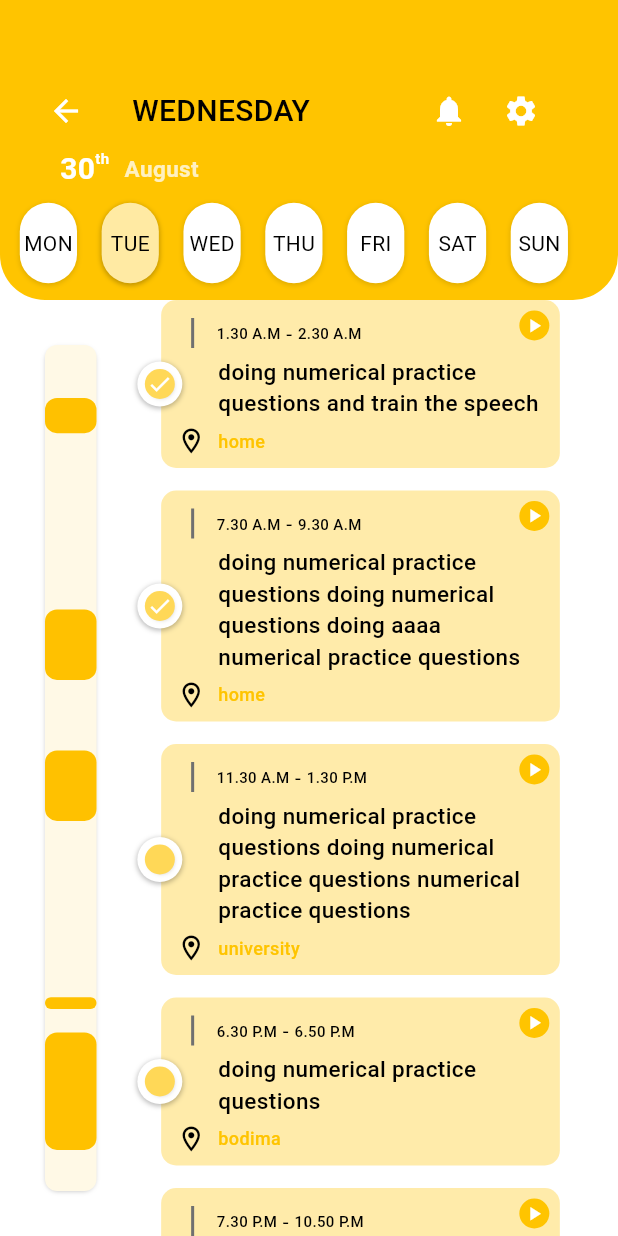
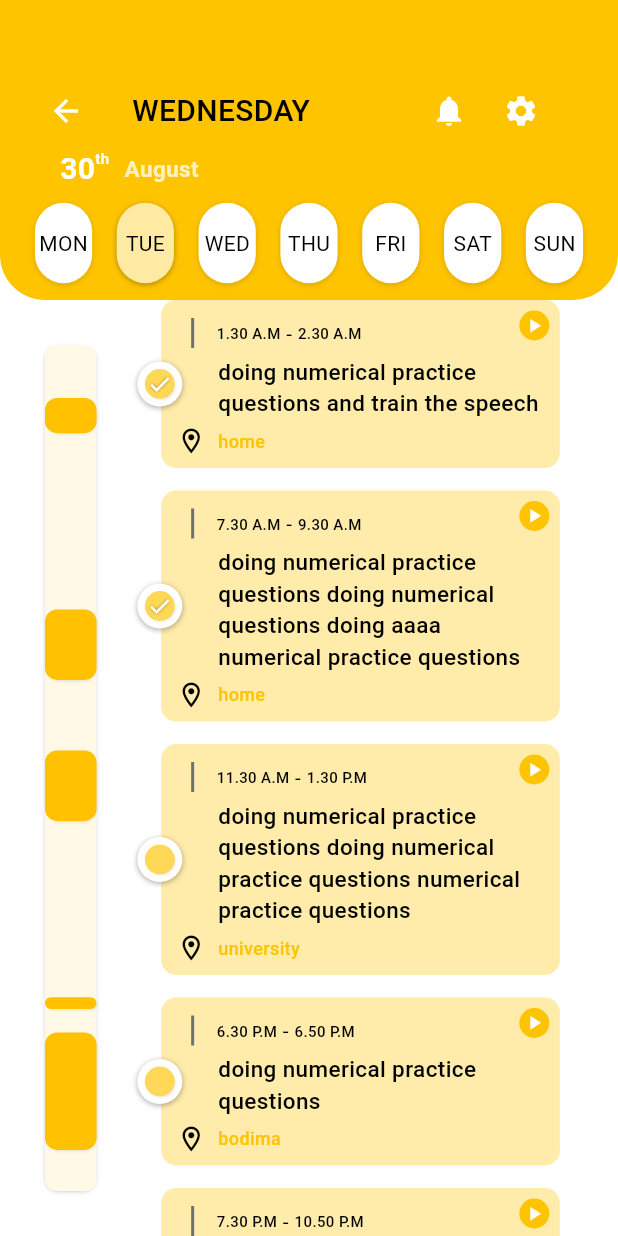
Before and after one commit to yasira2000/efymen, a Flutter app: the DailyRouting screen opened directly, on a phone screen of 412 x 824 dp. Run offline on Flutter 3.47's test engine with Material 2 defaults, Android fonts, the phone set to English and light mode, and no system bars; our stand-ins replace google_fonts; missing offline and left inert: string_to_color.

Commit message:
getting responsive

```diff
--- a/lib/screens/dailyRouting.dart
+++ b/lib/screens/dailyRouting.dart
@@ -177,6 +177,7 @@ class _DailyRoutingState extends State<DailyRouting>
                     child: Padding(
                       padding: const EdgeInsets.only(left: 5, right: 5),
                       child: Row(
+                        mainAxisAlignment: MainAxisAlignment.center,
                         children: [
                           for (int index = 0; index < week.length; index++)
                             GestureDetector(
@@ -263,9 +264,15 @@ class _DailyRoutingState extends State<DailyRouting>
                             30,
                         child: Container(
                           decoration: BoxDecoration(
-                            color: const Color(0xFFFFC100),
-                            borderRadius: BorderRadius.circular(8),
-                          ),
+                              color: const Color(0xFFFFC100),
+                              borderRadius: BorderRadius.circular(8),
+                              boxShadow: const [
+                                BoxShadow(
+                                    color: Colors.black26,
+                                    blurRadius: 2.0,
+                                    spreadRadius: -2,
+                                    offset: Offset(1, 1))
+                              ]),
                           width: MediaQuery.of(context).size.width / 12,
                           height: (MediaQuery.of(context).size.height - 260) /
                               24 *
@@ -411,6 +418,13 @@ class _DailyRoutingState extends State<DailyRouting>
                                         Icons.check,
                                         color: Colors.white,
                                         size: 17,
+                                        shadows: [
+                                          BoxShadow(
+                                              color: Colors.black45,
+                                              blurRadius: 2.0,
+                                              spreadRadius: 0.5,
+                                              offset: Offset(0, 0))
+                                        ],
                                       ),
                                     ),
                                   )
```
